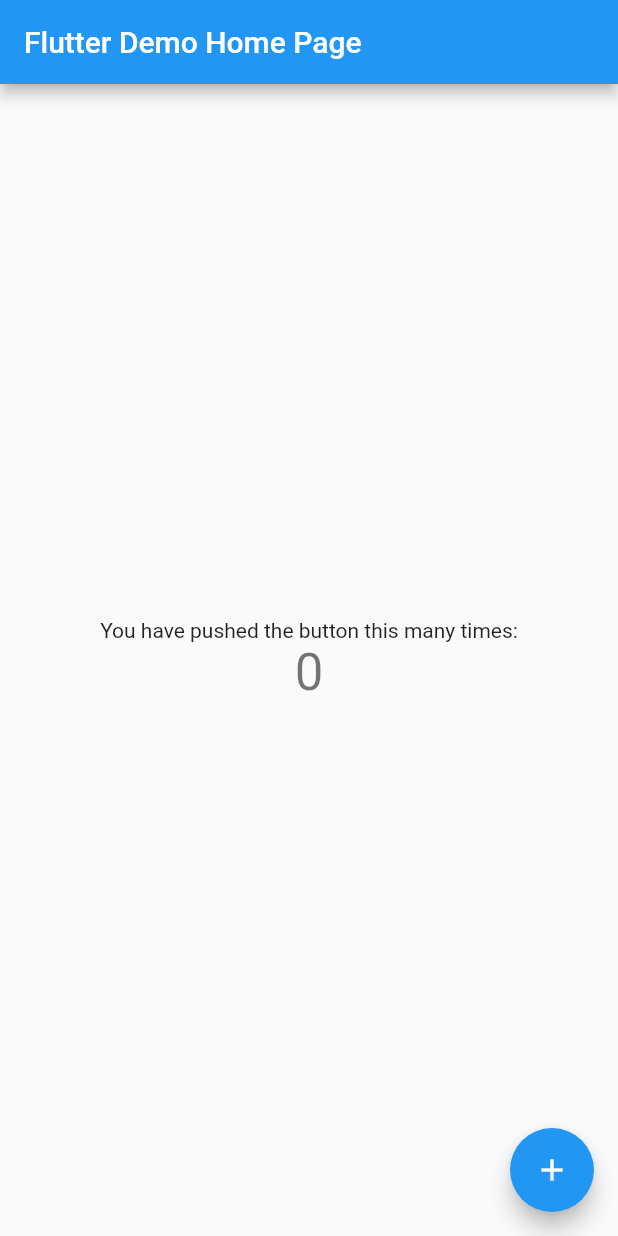
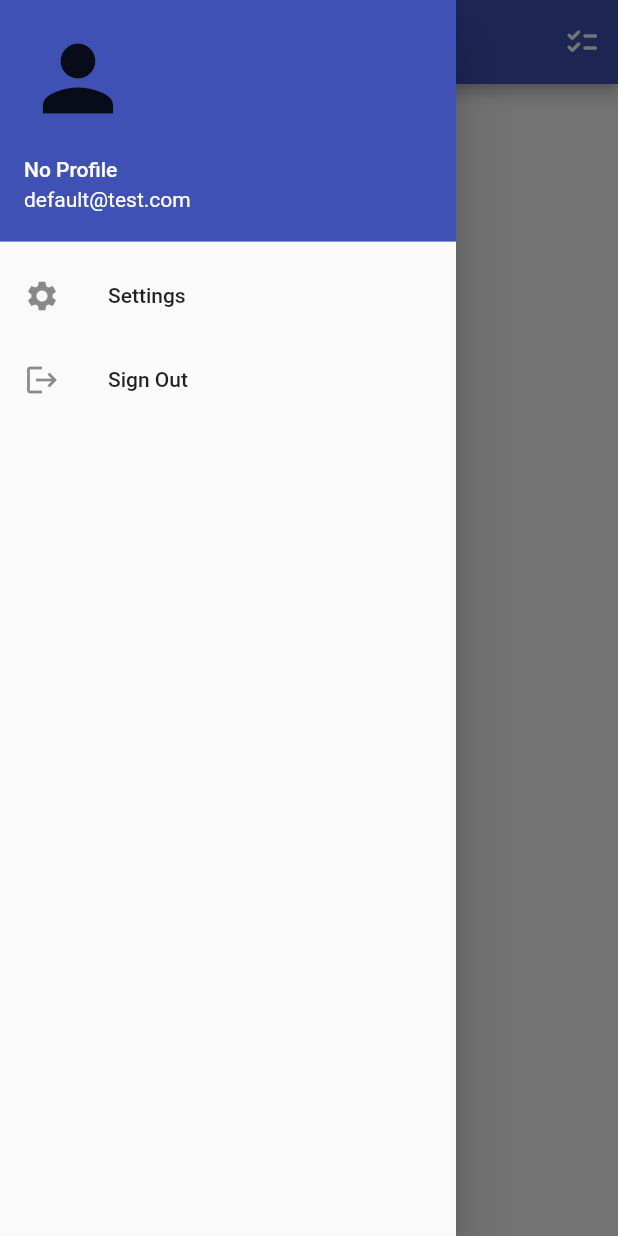
Before and after one commit to philipyong/capstone, a Flutter app: the screen it shows after launch, with the side drawer open (before the commit the screen has no drawer), on a phone screen of 412 x 824 dp. Run offline on Flutter 3.47's test engine with Material 2 defaults, Android fonts, the phone set to English and light mode, and no system bars; our stand-ins replace firebase_core; accounts and stored records are empty.

Commit message:
UC-18 started setting up home screen

```diff
--- a/lib/main.dart
+++ b/lib/main.dart
@@ -1,115 +1,29 @@
+import 'package:capstone/view/home_screen.dart';
 import 'package:flutter/material.dart';
+import 'package:firebase_core/firebase_core.dart';
 
-void main() {
-  runApp(const MyApp());
+void main() async {
+  WidgetsFlutterBinding.ensureInitialized();
+  // await Firebase.initializeApp(
+  //   options: DefaultFirebaseOptions.currentPlatform,
+  // );
+  runApp(const PetPlanner());
 }
 
-class MyApp extends StatelessWidget {
-  const MyApp({super.key});
+class PetPlanner extends StatelessWidget {
+  const PetPlanner({Key? key}) : super(key: key);
 
-  // This widget is the root of your application.
   @override
   Widget build(BuildContext context) {
     return MaterialApp(
-      title: 'Flutter Demo',
+      title: 'Pet Planner',
+      initialRoute: HomeScreen.routeName,
+      routes: {
+        HomeScreen.routeName: (context) => const HomeScreen(),
+      },
       theme: ThemeData(
-        // This is the theme of your application.
-        //
-        // Try running your application with "flutter run". You'll see the
-        // application has a blue toolbar. Then, without quitting the app, try
-        // changing the primarySwatch below to Colors.green and then invoke
-        // "hot reload" (press "r" in the console where you ran "flutter run",
-        // or simply save your changes to "hot reload" in a Flutter IDE).
-        // Notice that the counter didn't reset back to zero; the application
-        // is not restarted.
-        primarySwatch: Colors.blue,
+        primarySwatch: Colors.indigo,
       ),
-      home: const MyHomePage(title: 'Flutter Demo Home Page'),
     );
   }
 }
-
-class MyHomePage extends StatefulWidget {
-  const MyHomePage({super.key, required this.title});
-
-  // This widget is the home page of your application. It is stateful, meaning
-  // that it has a State object (defined below) that contains fields that affect
-  // how it looks.
-
-  // This class is the configuration for the state. It holds the values (in this
-  // case the title) provided by the parent (in this case the App widget) and
-  // used by the build method of the State. Fields in a Widget subclass are
-  // always marked "final".
-
-  final String title;
-
-  @override
-  State<MyHomePage> createState() => _MyHomePageState();
-}
-
-class _MyHomePageState extends State<MyHomePage> {
-  int _counter = 0;
-
-  void _incrementCounter() {
-    setState(() {
-      // This call to setState tells the Flutter framework that something has
-      // changed in this State, which causes it to rerun the build method below
-      // so that the display can reflect the updated values. If we changed
-      // _counter without calling setState(), then the build method would not be
-      // called again, and so nothing would appear to happen.
-      _counter++;
-    });
-  }
-
-  @override
-  Widget build(BuildContext context) {
-    // This method is rerun every time setState is called, for instance as done
-    // by the _incrementCounter method above.
-    //
-    // The Flutter framework has been optimized to make rerunning build methods
-    // fast, so that you can just rebuild anything that needs updating rather
-    // than having to individually change instances of widgets.
-    return Scaffold(
-      appBar: AppBar(
-        // Here we take the value from the MyHomePage object that was created by
-        // the App.build method, and use it to set our appbar title.
-        title: Text(widget.title),
-      ),
-      body: Center(
-        // Center is a layout widget. It takes a single child and positions it
-        // in the middle of the parent.
-        child: Column(
-          // Column is also a layout widget. It takes a list of children and
-          // arranges them vertically. By default, it sizes itself to fit its
-          // children horizontally, and tries to be as tall as its parent.
-          //
-          // Invoke "debug painting" (press "p" in the console, choose the
-          // "Toggle Debug Paint" action from the Flutter Inspector in Android
-          // Studio, or the "Toggle Debug Paint" command in Visual Studio Code)
-          // to see the wireframe for each widget.
-          //
-          // Column has various properties to control how it sizes itself and
-          // how it positions its children. Here we use mainAxisAlignment to
-          // center the children vertically; the main axis here is the vertical
-          // axis because Columns are vertical (the cross axis would be
-          // horizontal).
-          mainAxisAlignment: MainAxisAlignment.center,
-          children: <Widget>[
-            const Text(
-              'You have pushed the button this many times:',
-            ),
-            Text(
-              '$_counter',
-              style: Theme.of(context).textTheme.headlineMedium,
-            ),
-          ],
-        ),
-      ),
-      floatingActionButton: FloatingActionButton(
-        onPressed: _incrementCounter,
-        tooltip: 'Increment',
-        child: const Icon(Icons.add),
-      ), // This trailing comma makes auto-formatting nicer for build methods.
-    );
-  }
-}
--- /dev/null
+++ b/lib/view/home_screen.dart
@@ -0,0 +1,74 @@
+import 'package:flutter/material.dart';
+
+class HomeScreen extends StatefulWidget {
+
+  const HomeScreen({Key? key}) : super(key: key);
+   static const routeName = '/homeScreen';
+
+  @override
+  State<StatefulWidget> createState() {
+    return _HomeScreenState();
+  }
+
+}
+
+class _HomeScreenState extends State<HomeScreen> {
+  late _Controller con;
+
+  void render(fn) => setState(fn);
+
+  @override
+  void initState() {
+    super.initState();
+    con = _Controller(this);
+  }
+
+  @override
+  Widget build(BuildContext context) {
+    return Scaffold(
+      appBar: AppBar(
+        actions: [
+          IconButton(onPressed: con.toDoListScreen, icon: const Icon(Icons.checklist_rounded)),
+        ],
+      ),
+      drawer: Drawer(
+        child: ListView(
+          children: [
+            const UserAccountsDrawerHeader( //Default Profile, will add in actual user profile info later
+              currentAccountPicture: Icon(Icons.person, size: 70,),
+              accountName: Text('No Profile'),
+              accountEmail: Text('default@test.com'),
+            ),
+            ListTile(
+              leading: const Icon(Icons.settings),
+              title: const Text('Settings'),
+              onTap: con.settingsScreen,
+            ),
+            ListTile(
+              leading: const Icon(Icons.logout),
+              title: const Text('Sign Out'),
+              onTap: con.signOut,
+            ),
+          ],
+        ),
+      ),
+    );
+  }
+}
+
+class _Controller {
+  _HomeScreenState state;
+  _Controller(this.state);
+
+  void toDoListScreen() {
+    //Navigate to the To-Do List Screen
+  }
+
+  void signOut() {
+    //add sign out functions
+  }
+
+  void settingsScreen() {
+    //Navigate to the Settings Screen
+  }
+}
--- a/pubspec.yaml
+++ b/pubspec.yaml
@@ -35,6 +35,7 @@ dependencies:
   # The following adds the Cupertino Icons font to your application.
   # Use with the CupertinoIcons class for iOS style icons.
   cupertino_icons: ^1.0.2
+  firebase_core: ^2.5.0
 
 dev_dependencies:
   flutter_test:
```
Also changed, not shown: pubspec.lock, 7 other files.
